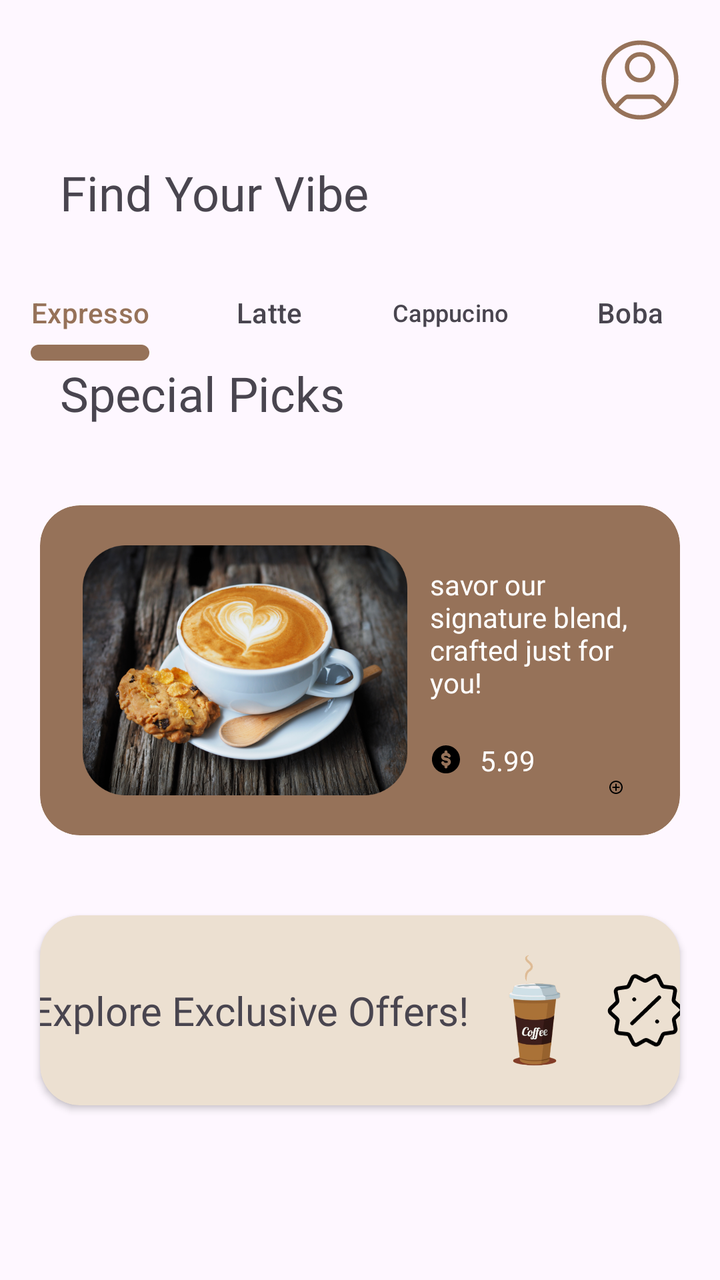
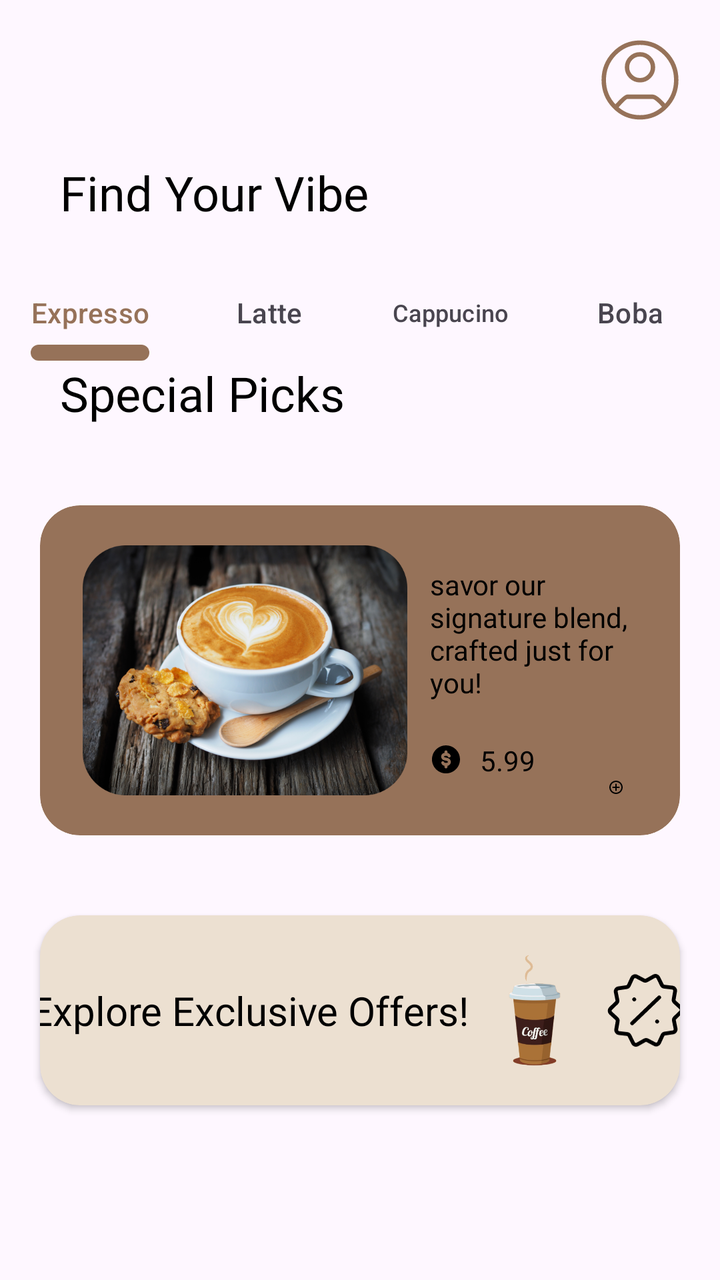

An Android layout rendered at two revisions. The XML below is the earlier revision; the diff shows what the commit changed to produce the second picture.
<!-- AndroidManifest.xml: application theme Theme.Coffeeshop -->
<!-- res/layout/fragment_home.xml -->
<?xml version="1.0" encoding="utf-8"?>
<RelativeLayout xmlns:android="http://schemas.android.com/apk/res/android"
    xmlns:app="http://schemas.android.com/apk/res-auto"
    xmlns:tools="http://schemas.android.com/tools"
    android:id="@+id/main"
    android:layout_width="match_parent"
    android:layout_height="match_parent"
    android:orientation="vertical"
    tools:context=".User.MainFragments.HomeFragment">

    <ImageView
        android:id="@+id/userProfile"
        android:layout_width="40dp"
        android:layout_height="40dp"
        android:layout_alignParentTop="true"
        android:layout_alignParentEnd="true"
        android:layout_margin="20dp"
        android:contentDescription="@string/profileIcon"
        android:src="@drawable/user_profile_circle" />


    <ScrollView
        android:id="@+id/scrollView"
        android:layout_below="@id/userProfile"
        android:layout_width="match_parent"
        android:layout_height="match_parent">

        <LinearLayout
            android:layout_width="match_parent"
            android:layout_height="wrap_content"
            android:orientation="vertical">

            <RelativeLayout
                android:id="@+id/findYourVibe"
                android:layout_width="match_parent"
                android:layout_height="wrap_content"
                android:layout_marginStart="20dp"
                android:layout_marginBottom="20dp">

                <TextView
                    android:layout_width="wrap_content"
                    android:layout_height="wrap_content"
                    android:layout_alignParentStart="true"
                    android:layout_centerInParent="true"
                    android:fontFamily="@font/roboto"
                    android:paddingStart="10dp"
                    android:paddingEnd="80dp"
                    android:text="@string/findYourVibe"
                    android:textSize="24sp" />

            </RelativeLayout>

            <RelativeLayout
                android:clipToPadding="false"
                android:id="@+id/cardScroll"
                android:layout_width="match_parent"
                android:layout_height="wrap_content"
                android:elevation="0dp">

                <com.google.android.material.tabs.TabLayout
                    android:clipToPadding="false"
                    android:id="@+id/tablayout"
                    android:layout_width="match_parent"
                    android:layout_height="wrap_content"
                    android:background="#00FFFFFF"
                    android:elevation="0dp"
                    app:tabIndicator="@drawable/tabindicator">

                    <com.google.android.material.tabs.TabItem
                        android:layout_width="match_parent"
                        android:layout_height="wrap_content"
                        android:text="Expresso" />

                    <com.google.android.material.tabs.TabItem
                        android:layout_width="match_parent"
                        android:layout_height="wrap_content"
                        android:text="Latte" />

                    <com.google.android.material.tabs.TabItem
                        android:layout_width="match_parent"
                        android:layout_height="wrap_content"
                        android:text="Cappucino" />

                    <com.google.android.material.tabs.TabItem
                        android:layout_width="match_parent"
                        android:layout_height="wrap_content"
                        android:text="Boba" />


                </com.google.android.material.tabs.TabLayout>

                <androidx.viewpager2.widget.ViewPager2
                    android:clipToPadding="false"
                    android:id="@+id/viewPager"
                    android:layout_width="match_parent"
                    android:layout_height="wrap_content"
                    android:layout_below="@id/tablayout"
                    android:elevation="0dp"
                    />


            </RelativeLayout>

            <RelativeLayout
                android:layout_width="match_parent"
                android:layout_height="wrap_content"
                android:layout_marginStart="20dp"
                android:layout_marginBottom="20dp">

                <TextView
                    android:layout_width="wrap_content"
                    android:layout_height="wrap_content"
                    android:layout_alignParentStart="true"
                    android:layout_centerInParent="true"
                    android:fontFamily="@font/roboto"
                    android:paddingStart="10dp"
                    android:paddingEnd="80dp"
                    android:text="@string/specialPicks"
                    android:textSize="24sp" />

            </RelativeLayout>

            <RelativeLayout
                android:layout_width="match_parent"
                android:layout_height="wrap_content"
                android:padding="20dp"
                android:clipToPadding="false">


                <androidx.cardview.widget.CardView
                    android:backgroundTint="@color/colorPrimary"
                    app:cardElevation="0dp"
                    android:layout_width="wrap_content"
                    android:layout_height="wrap_content"
                    app:cardCornerRadius="20dp">


                    <LinearLayout
                        android:layout_width="match_parent"
                        android:layout_height="wrap_content"
                        android:orientation="horizontal"
                        android:padding="20dp">

                        <ImageView
                            android:id="@+id/specialCoffeeImageview"
                            android:layout_width="165dp"
                            android:layout_height="125dp"
                            android:layout_gravity="center"
                            android:src="@drawable/cofeecup1_1" />

                        <LinearLayout
                            android:layout_width="wrap_content"
                            android:layout_height="match_parent"
                            android:orientation="vertical"
                            android:paddingStart="10dp">

                            <TextView
                                android:layout_width="wrap_content"
                                android:layout_height="wrap_content"
                                android:fontFamily="@font/roboto"
                                android:paddingTop="10dp"
                                android:text="@string/specialPickTagLine"
                                android:textColor="@color/white"
                                android:textSize="14sp" />

                            <LinearLayout
                                android:paddingTop="20dp"
                                android:gravity="center"
                                android:layout_width="wrap_content"
                                android:layout_height="wrap_content"
                                android:orientation="horizontal">

                                <ImageView
                                    android:layout_width="wrap_content"
                                    android:layout_height="wrap_content"
                                    android:src="@drawable/dollar_coin_black" />

                                <TextView
                                    android:layout_width="wrap_content"
                                    android:layout_height="wrap_content"
                                    android:paddingStart="10dp"
                                    android:paddingEnd="20dp"
                                    android:text="@string/val5_99"
                                    android:textColor="@color/white" />

                            </LinearLayout>

                            <RelativeLayout
                                android:layout_width="wrap_content"
                                android:layout_height="wrap_content">

                                <ImageView
                                    android:id="@+id/specialPicsAdd"
                                    android:layout_width="24dp"
                                    android:layout_height="24dp"
                                    android:layout_alignParentEnd="true"
                                    android:layout_alignParentBottom="true"
                                    android:src="@drawable/add_circle"
                                    android:clickable="true"
                                    android:focusable="true"/>

                            </RelativeLayout>




                        </LinearLayout>
                    </LinearLayout>


                </androidx.cardview.widget.CardView>


            </RelativeLayout>


            <RelativeLayout
                android:gravity="center"
                android:layout_width="match_parent"
                android:layout_height="wrap_content"
                android:padding="20dp"
                android:clipToPadding="false">
                <androidx.cardview.widget.CardView
                    android:backgroundTint="@color/colorSecondary"
                    app:cardCornerRadius="20dp"
                    android:layout_width="wrap_content"
                    android:layout_height="wrap_content">

                    <LinearLayout
                        android:layout_gravity="center"
                        android:gravity="center"
                        android:layout_width="wrap_content"
                        android:layout_height="wrap_content">

                        <TextView
                            android:layout_marginStart="10dp"
                            android:fontFamily="@font/roboto"
                            android:textSize="20sp"
                            android:layout_width="wrap_content"
                            android:layout_height="wrap_content"
                            android:text="@string/explore_exclusive_offers"/>

                        <ImageView
                            android:layout_width="66dp"
                            android:layout_height="95dp"
                            android:src="@drawable/tallcofeecup" />
                        <ImageView
                            android:layout_marginEnd="10dp"
                            android:layout_width="45dp"
                            android:layout_height="45dp"
                            android:src="@drawable/discount_star_03"/>


                    </LinearLayout>


                </androidx.cardview.widget.CardView>
            </RelativeLayout>


        </LinearLayout>




    </ScrollView>

</RelativeLayout>
<!-- resources referenced by this layout -->
<resources>
  <color name="colorPrimary">#967259</color>
  <color name="colorSecondary">#ECE0D1</color>
  <color name="white">#FFFFFFFF</color>
  <!-- drawable add_circle (drawable) -->
  <vector xmlns:android="http://schemas.android.com/apk/res/android"
      android:width="24dp"
      android:height="24dp"
      android:viewportWidth="24"
      android:viewportHeight="24">
    <path
        android:pathData="M13,7.5C13,6.948 12.552,6.5 12,6.5C11.448,6.5 11,6.948 11,7.5H13ZM11,16.5C11,17.052 11.448,17.5 12,17.5C12.552,17.5 13,17.052 13,16.5H11ZM16.5,13C17.052,13 17.5,12.552 17.5,12C17.5,11.448 17.052,11 16.5,11V13ZM7.5,11C6.948,11 6.5,11.448 6.5,12C6.5,12.552 6.948,13 7.5,13V11ZM20,12C20,16.418 16.418,20 12,20V22C17.523,22 22,17.523 22,12H20ZM12,20C7.582,20 4,16.418 4,12H2C2,17.523 6.477,22 12,22V20ZM4,12C4,7.582 7.582,4 12,4V2C6.477,2 2,6.477 2,12H4ZM12,4C16.418,4 20,7.582 20,12H22C22,6.477 17.523,2 12,2V4ZM11,7.5L11,12H13L13,7.5H11ZM11,12V16.5H13V12H11ZM16.5,11H12V13H16.5V11ZM12,11H7.5V13H12V11Z"
        android:fillColor="#000000"/>
  </vector>
  <!-- drawable tabindicator (drawable) -->
  <?xml version="1.0" encoding="utf-8"?>
  <shape xmlns:android="http://schemas.android.com/apk/res/android">
    <size
        android:width="8dp"
        android:height="8dp" />
    <solid android:color="@color/colorPrimary" /> 
    <corners android:radius="50dp" /> 
  </shape>
  <!-- drawable user_profile_circle (drawable) -->
  <vector xmlns:android="http://schemas.android.com/apk/res/android"
      android:width="35dp"
      android:height="36dp"
      android:viewportWidth="35"
      android:viewportHeight="36">
    <path
        android:pathData="M6.225,30.6C7.013,29.696 10.703,25.537 11.784,25.537H23.217C24.784,25.537 27.982,28.985 28.775,30.2M33.9,18C33.9,27.278 26.558,34.8 17.5,34.8C8.443,34.8 1.1,27.278 1.1,18C1.1,8.722 8.443,1.2 17.5,1.2C26.558,1.2 33.9,8.722 33.9,18ZM23.375,12.274C23.375,9.069 20.733,6.45 17.5,6.45C14.268,6.45 11.626,9.069 11.626,12.274C11.626,15.479 14.268,18.098 17.5,18.098C20.733,18.098 23.375,15.479 23.375,12.274Z"
        android:strokeWidth="2"
        android:fillColor="#00000000"
        android:strokeColor="@color/colorPrimary"/>
  </vector>
  <string name="explore_exclusive_offers">Explore Exclusive Offers!</string>
  <string name="findYourVibe">Find Your Vibe</string>
  <string name="profileIcon">ProfileIcon</string>
  <string name="specialPickTagLine">savor our signature blend, crafted just for you!</string>
  <string name="specialPicks">Special Picks</string>
  <string name="val5_99">5.99</string>
  <style name="Theme.Coffeeshop" parent="Base.Theme.Coffeeshop" />
  <style name="Base.Theme.Coffeeshop" parent="Theme.Material3.DayNight.NoActionBar">
          
          
          <item name="colorPrimary">@color/colorPrimary</item>
          <item name="colorSecondary">@color/colorSecondary</item>
      </style>
  <!-- unchanged entries left out for length: 4 -->
</resources>

<!-- the commit's change to res/layout/fragment_home.xml (unified diff, before → after) -->
@@ -128,7 +128,7 @@
 
 
                 <androidx.cardview.widget.CardView
-                    android:backgroundTint="@color/colorPrimary"
+                    style="@style/CustomCardStyleSP"
                     app:cardElevation="0dp"
                     android:layout_width="wrap_content"
                     android:layout_height="wrap_content"
@@ -136,6 +136,7 @@
 
 
                     <LinearLayout
+                        android:theme="@style/CardTextStyle"
                         android:layout_width="match_parent"
                         android:layout_height="wrap_content"
                         android:orientation="horizontal"
@@ -160,7 +161,6 @@
                                 android:fontFamily="@font/roboto"
                                 android:paddingTop="10dp"
                                 android:text="@string/specialPickTagLine"
-                                android:textColor="@color/white"
                                 android:textSize="14sp" />
 
                             <LinearLayout
@@ -180,8 +180,7 @@
                                     android:layout_height="wrap_content"
                                     android:paddingStart="10dp"
                                     android:paddingEnd="20dp"
-                                    android:text="@string/val5_99"
-                                    android:textColor="@color/white" />
+                                    android:text="@string/val5_99" />
 
                             </LinearLayout>
 
@@ -227,6 +226,7 @@
                     android:layout_height="wrap_content">
 
                     <LinearLayout
+                        android:theme="@style/CardTextStyle"
                         android:layout_gravity="center"
                         android:gravity="center"
                         android:layout_width="wrap_content"
<!-- resource entries referenced after the edit -->
@@ -1,6 +1,7 @@
 <!-- resources referenced by this layout -->
 <resources>
   <color name="colorPrimary">#967259</color>
+  <color name="black">#FF000000</color>
   <color name="colorSecondary">#ECE0D1</color>
   <color name="white">#FFFFFFFF</color>
   <!-- drawable add_circle (drawable) -->
@@ -40,12 +41,25 @@
   <string name="specialPickTagLine">savor our signature blend, crafted just for you!</string>
   <string name="specialPicks">Special Picks</string>
   <string name="val5_99">5.99</string>
+  <style name="CardTextStyle">
+          <item name="android:textColor">@color/black</item> 
+      </style>
+  <style name="CustomCardStyleSP" parent="Widget.MaterialComponents.CardView">
+          <item name="cardBackgroundColor">@color/colorPrimary</item>
+      </style>
   <style name="Theme.Coffeeshop" parent="Base.Theme.Coffeeshop" />
   <style name="Base.Theme.Coffeeshop" parent="Theme.Material3.DayNight.NoActionBar">
           
           
           <item name="colorPrimary">@color/colorPrimary</item>
           <item name="colorSecondary">@color/colorSecondary</item>
+          <item name="android:textColor">@color/black</item>
+          <item name="materialButtonStyle">@style/CustomButtonStyle</item>
+  
+      </style>
+  <style name="CustomButtonStyle" parent="Widget.Material3.Button">
+          <item name="android:textColor">@color/white</item>
+          <item name="android:backgroundTint">@color/colorPrimary</item>
       </style>
   <!-- unchanged entries left out for length: 4 -->
 </resources>
